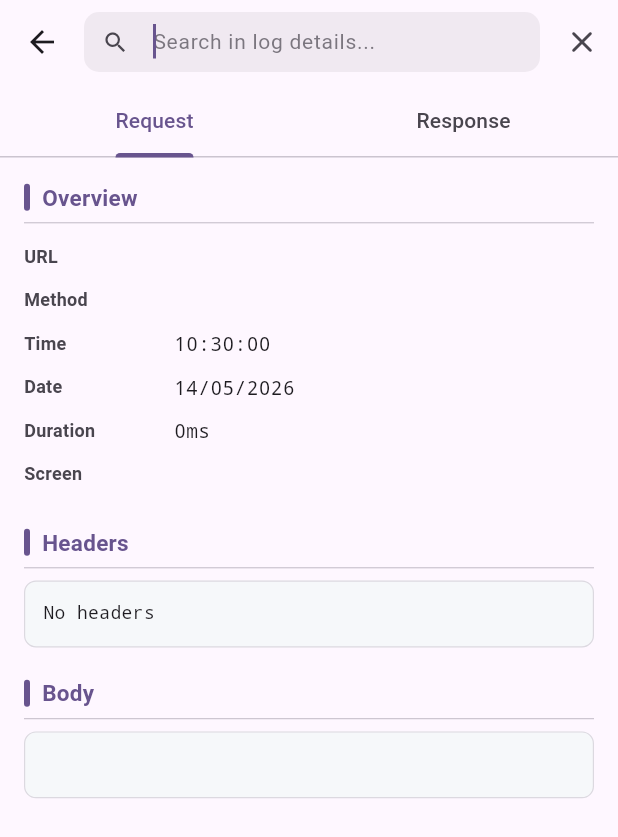
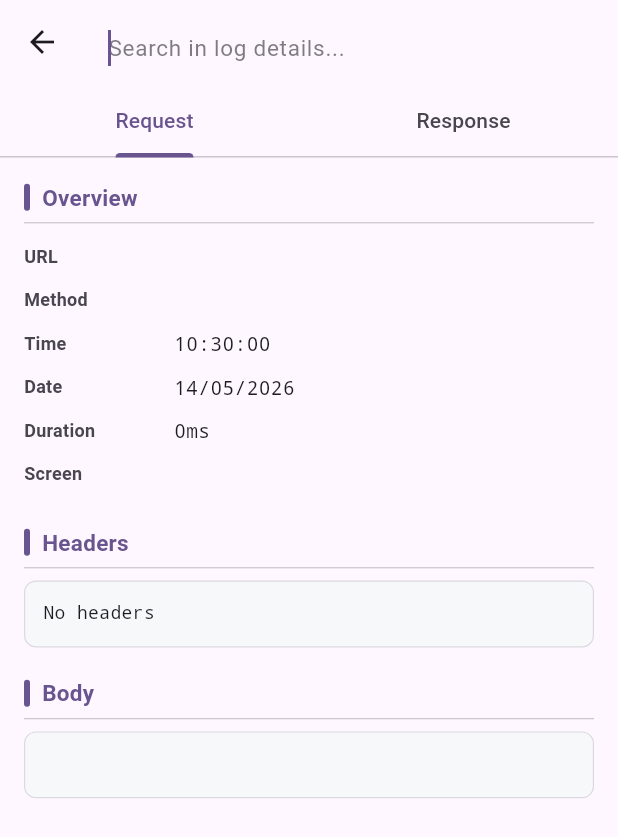
Before and after one commit to conversantech/flutter-api-logger, a Flutter app: the ApiLogDetailScreen screen opened directly with empty values, after a tap on the "search" icon, on a phone screen of 412 x 824 dp. Shown: the top 837 px of the screen. Run offline on Flutter 3.47's test engine with Material 3 defaults, Android fonts, the phone set to English and light mode, and no system bars; our stand-ins replace share_plus, shared_preferences, sqflite; missing offline and left inert: mailer; accounts and stored records are empty.

Commit message:
[UPD] improve search bar layout and behavior in detail and list screens

```diff
--- a/lib/ui/api_log_detail_screen.dart
+++ b/lib/ui/api_log_detail_screen.dart
@@ -83,33 +83,32 @@ ${log.formattedResponseBody}
           backgroundColor: colorScheme.surface,
           elevation: 0,
           scrolledUnderElevation: 2,
-          titleSpacing: _isSearching ? 0 : null,
+          leading: _isSearching
+              ? IconButton(
+                  icon: const Icon(Icons.arrow_back),
+                  onPressed: _clearSearch,
+                )
+              : null,
           title: _isSearching
-              ? Container(
-                  height: 40,
-                  margin: const EdgeInsets.only(right: 4),
-                  decoration: BoxDecoration(
-                    color: colorScheme.surfaceContainerHighest.withOpacity(0.6),
-                    borderRadius: BorderRadius.circular(10),
-                  ),
-                  alignment: Alignment.center,
-                  padding: const EdgeInsets.symmetric(horizontal: 12),
-                  child: TextField(
+              ? TextField(
                   controller: _searchController,
                   autofocus: true,
-                    style:
-                        TextStyle(color: colorScheme.onSurface, fontSize: 15),
+                  textAlignVertical: TextAlignVertical.center,
+                  style: TextStyle(color: colorScheme.onSurface, fontSize: 16),
                   decoration: InputDecoration(
-                      isDense: true,
                     hintText: 'Search in log details...',
                     hintStyle: TextStyle(
                       color: colorScheme.onSurfaceVariant.withOpacity(0.7),
-                        fontSize: 14,
+                      fontSize: 15,
                     ),
                     border: InputBorder.none,
-                      icon: Icon(Icons.search,
-                          size: 18, color: colorScheme.onSurfaceVariant),
-                    ),
+                    suffixIcon: _searchQuery.isNotEmpty
+                        ? IconButton(
+                            icon: const Icon(Icons.clear_rounded),
+                            onPressed: () => _searchController.clear(),
+                            tooltip: 'Clear text',
+                          )
+                        : null,
                   ),
                 )
               : const Text(
@@ -117,13 +116,7 @@ ${log.formattedResponseBody}
                   style: TextStyle(fontSize: 18, fontWeight: FontWeight.bold),
                 ),
           actions: [
-            if (_isSearching)
-              IconButton(
-                icon: const Icon(Icons.close_rounded),
-                tooltip: 'Clear search',
-                onPressed: _clearSearch,
-              )
-            else ...[
+            if (!_isSearching) ...[
               IconButton(
                 icon: const Icon(Icons.search_rounded),
                 tooltip: 'Search in details',
```
Also changed, not shown: lib/ui/api_log_list_screen.dart (+18 -24 lines). Lines whose indentation alone changed are shown as unchanged.
